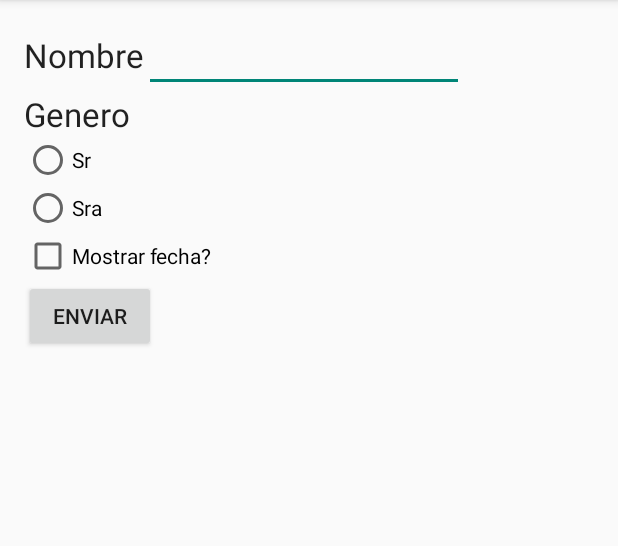
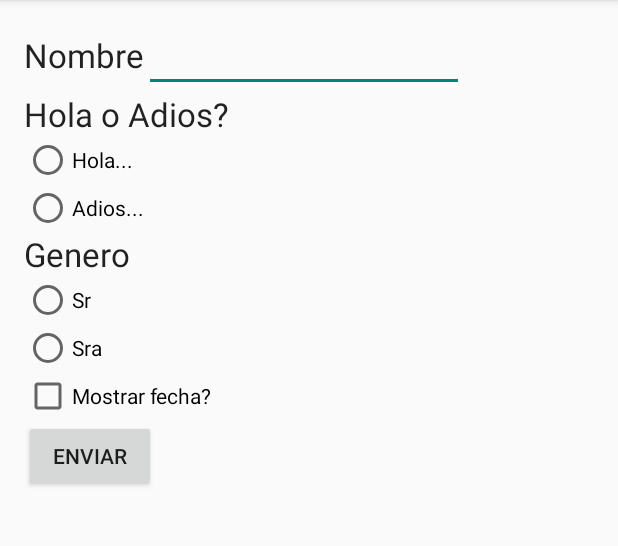
Before and after one commit to gonzaloadrio/SaludoPersonalizado, an Android app: the screen it shows after launch (MainActivity), on a phone screen of 412 x 824 dp, the part 84-630 px from its top. Run offline under Robolectric (Android 15) with nearby library versions, the phone set to English and light mode, and no system bars.

Commit message:
EXAMEN APLICACION DESPEDIDA

```diff
--- a/app/src/main/res/layout/activity_main.xml
+++ b/app/src/main/res/layout/activity_main.xml
@@ -31,7 +31,32 @@
                 android:ems="10"
                 android:id="@+id/etNombre" />
         </LinearLayout>
+        <RadioGroup
+            android:layout_width="wrap_content"
+            android:layout_height="wrap_content">
 
+            <TextView
+                android:layout_width="wrap_content"
+                android:layout_height="wrap_content"
+                android:textAppearance="?android:attr/textAppearanceLarge"
+                android:text="Hola o Adios?"
+                android:id="@+id/textView" />
+
+            <RadioButton
+                android:layout_width="wrap_content"
+                android:layout_height="wrap_content"
+                android:text="Hola..."
+                android:id="@+id/rbHola"
+                android:checked="false" />
+
+            <RadioButton
+                android:layout_width="wrap_content"
+                android:layout_height="wrap_content"
+                android:text="Adios..."
+                android:id="@+id/rbAdios"
+                android:checked="false" />
+
+        </RadioGroup>
         <RadioGroup
             android:layout_width="wrap_content"
             android:layout_height="wrap_content"
```
Also changed, not shown: app/src/main/java/com/example/gonzalo/saludopersonalizado/MainActivity.java (+39 -5 lines).
